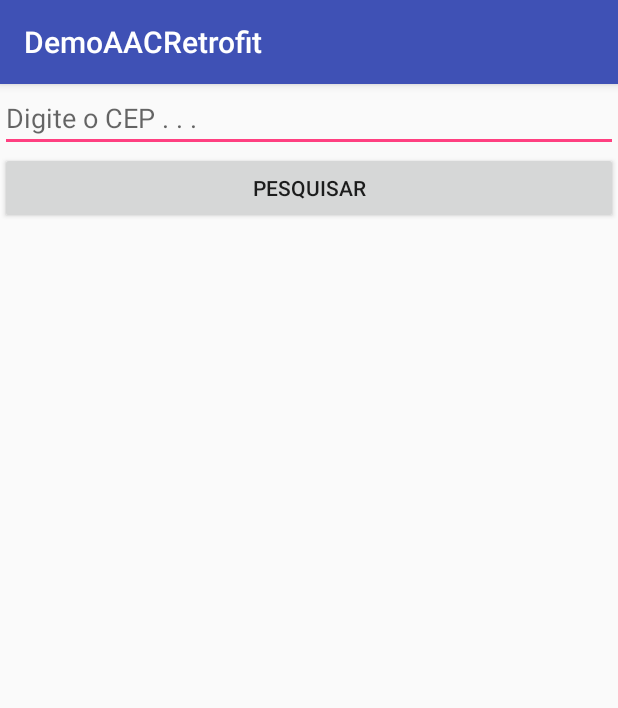
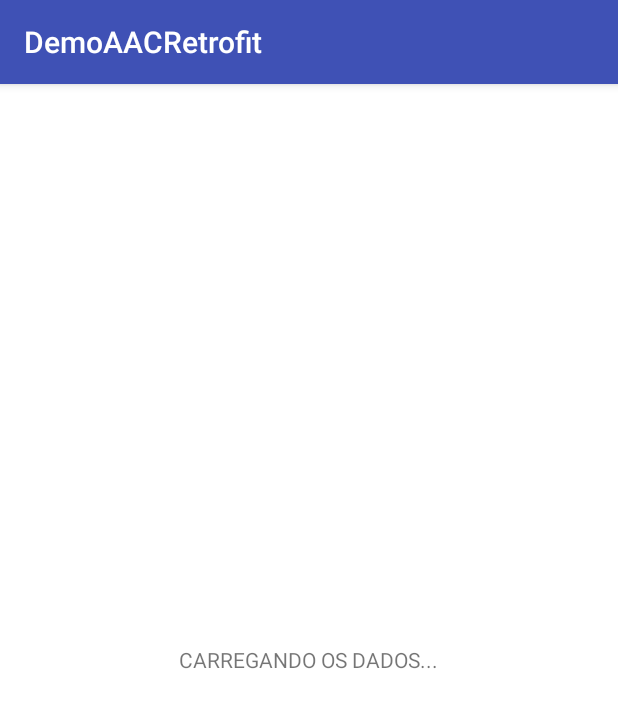
Before and after one commit to Ocimara/DemoAACRetrofit, an Android app: the screen it shows after launch (MainActivity), after a tap on "PESQUISAR", on a phone screen of 412 x 824 dp. Shown: the top 708 px of the screen. Run offline under Robolectric (Android 15) with nearby library versions, the phone set to English and light mode, and no system bars; 1 statement that could not run was skipped.

Commit message:
AAC: Android Architectural Components
     Todo Projeto

     17:16

```diff
--- a/app/src/main/java/com/example/ocimara/demoaacretrofit/ui/mainscreen/MainActivity.kt
+++ b/app/src/main/java/com/example/ocimara/demoaacretrofit/ui/mainscreen/MainActivity.kt
@@ -6,6 +6,7 @@ import android.arch.lifecycle.ViewModelProviders
 import android.support.v7.app.AppCompatActivity
 import android.os.Bundle
 import android.util.Log
+import android.view.View
 import com.example.ocimara.demoaacretrofit.R
 import com.example.ocimara.demoaacretrofit.api.EnderecoAPI
 import com.example.ocimara.demoaacretrofit.entities.EnderecoResponse
@@ -41,8 +42,24 @@ class MainActivity : AppCompatActivity() {
 
             } else {
                 Log.i("TAG", "ERRO: ${apiResponse.erro}")
+                tvResultado.text = "Sistema Indisponível \n Tente mais tarde!"
+
             }
         })
+
+        mainViewModel.isLoading.observe(this,Observer{
+            isLoading ->
+
+            if (isLoading!!){
+                loading.visibility = View.VISIBLE
+
+            }
+            else
+            {
+                loading.visibility = View.GONE
+            }
+
+                 })
     }
 
 }
--- a/app/src/main/java/com/example/ocimara/demoaacretrofit/ui/mainscreen/MainViewModel.kt
+++ b/app/src/main/java/com/example/ocimara/demoaacretrofit/ui/mainscreen/MainViewModel.kt
@@ -1,14 +1,14 @@
 package com.example.ocimara.demoaacretrofit.ui.mainscreen
 
-import android.arch.lifecycle.AndroidViewModel
-import android.arch.lifecycle.LiveData
-import android.arch.lifecycle.MediatorLiveData
-import android.arch.lifecycle.ViewModel
+import android.arch.lifecycle.*
 import com.example.ocimara.demoaacretrofit.entities.EnderecoResponse
 import com.example.ocimara.demoaacretrofit.repositories.EnderecoRepository
 import com.example.ocimara.demoaacretrofit.repositories.EnderecoRepositoryImpl
 
 class MainViewModel : ViewModel() {
+
+    val isLoading: MutableLiveData<Boolean> = MutableLiveData()
+
     private val enderecoRepository: EnderecoRepository
     private val mApiResponse: MediatorLiveData<EnderecoResponse> = MediatorLiveData()
 
@@ -23,12 +23,14 @@ class MainViewModel : ViewModel() {
     }
 
     fun pesquisarEndereco(cep: String): LiveData<EnderecoResponse> {
+        isLoading.postValue(true)
+
         mApiResponse.addSource(
                 enderecoRepository.buscarEndereco(cep)) {
 
             apiResponse ->
             mApiResponse.value = apiResponse
-
+            isLoading.postValue(false)
         }
         return mApiResponse
     }
--- a/app/src/main/res/layout/activity_main.xml
+++ b/app/src/main/res/layout/activity_main.xml
@@ -1,4 +1,9 @@
 <?xml version="1.0" encoding="utf-8"?>
+<FrameLayout xmlns:android="http://schemas.android.com/apk/res/android"
+    xmlns:tools="http://schemas.android.com/tools"
+    android:layout_width="match_parent"
+    android:layout_height="match_parent">
+
     <LinearLayout xmlns:android="http://schemas.android.com/apk/res/android"
         xmlns:tools="http://schemas.android.com/tools"
         android:layout_width="match_parent"
@@ -8,16 +13,16 @@
 
 
         <EditText
+            android:id="@+id/etCEP"
             android:layout_width="match_parent"
             android:layout_height="wrap_content"
-        android:id="@+id/etCEP"
-        android:hint="Digite o CEP . . . "/>
+            android:hint="Digite o CEP . . . " />
 
         <Button
+            android:id="@+id/btPesquisar"
             android:layout_width="match_parent"
             android:layout_height="wrap_content"
             android:text="Pesquisar"
-        android:id="@+id/btPesquisar"
 
             />
 
@@ -28,3 +33,17 @@
             android:gravity="center" />
 
     </LinearLayout>
+    <LinearLayout
+        android:layout_width="match_parent"
+        android:layout_height="match_parent"
+        android:gravity="center"
+        android:background="#FFF"
+        android:id="@+id/loading"
+        android:visibility="gone">
+        <TextView
+            android:layout_width="wrap_content"
+            android:layout_height="wrap_content"
+            android:text="CARREGANDO OS DADOS..."/>
+
+    </LinearLayout>
+</FrameLayout>
```
Lines whose indentation alone changed are shown as unchanged.
